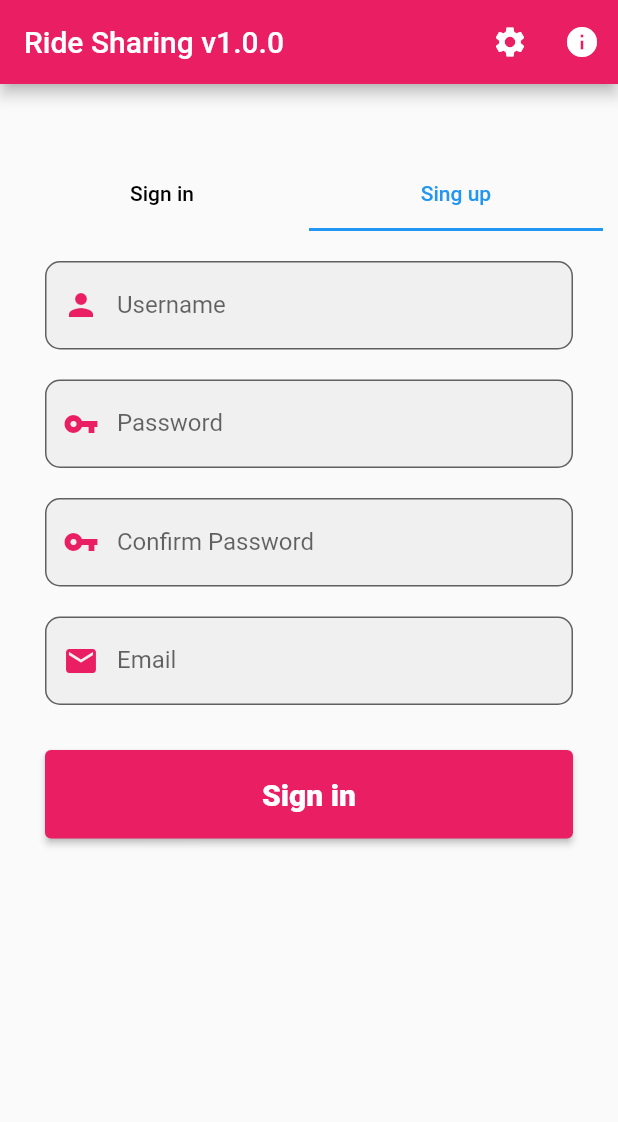
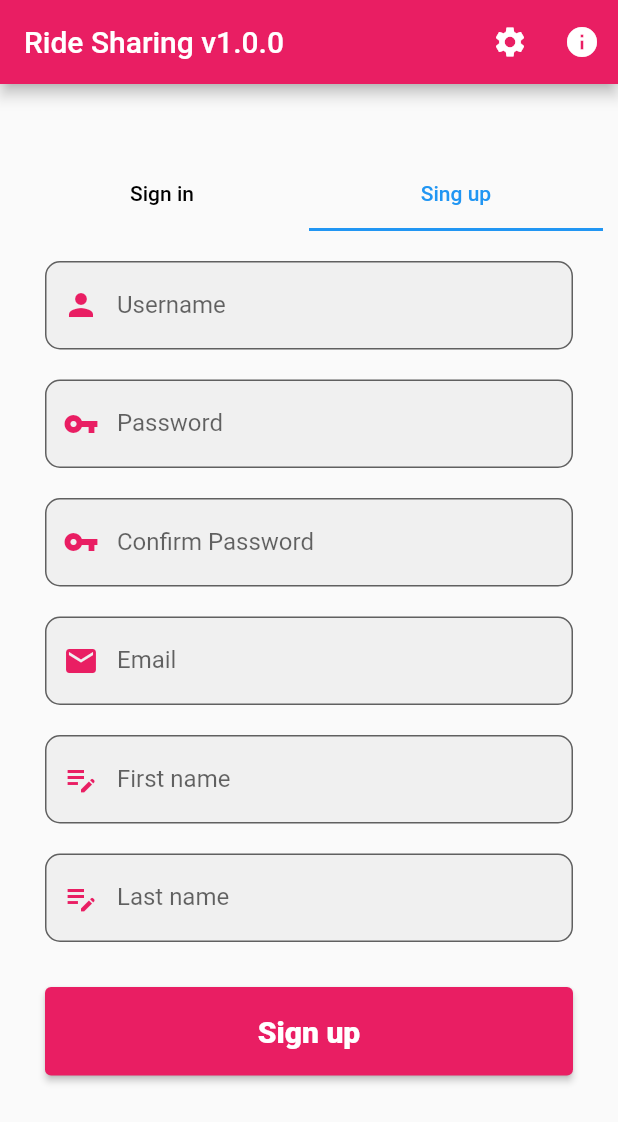
Before and after one commit to nametea001/carpool_app, a Flutter app: the screen it shows after launch, tab 2 chosen, on a phone screen of 412 x 824 dp. Shown: the top 1122 px of the screen. Run offline on Flutter 3.47's test engine with Material 2 defaults, Android fonts, the phone set to English and light mode, and no system bars; our stand-ins replace flutter_speed_dial, form_field_validator, geolocator, google_maps_flutter; missing offline and left inert: flutter_google_places, google_api_headers, google_maps_webservice, skeleton_loader; network calls fail.

Commit message:
update login

```diff
--- a/lib/screens/login.dart
+++ b/lib/screens/login.dart
@@ -16,19 +16,20 @@ class LoginScreen extends StatefulWidget {
 }
 
 class _LoginScreenState extends State<LoginScreen> {
-  final formKey = GlobalKey<FormState>();
+  final formKey1 = GlobalKey<FormState>();
+  final formKey2 = GlobalKey<FormState>();
   String ip = '';
   String username = "";
   String password = "";
   String confirmPassword = "";
   String email = "";
+  User userSignUp = User();
 
   bool _isFocusPassword = false;
   bool _isShowPassword = false;
 
   bool _isFocusConfirmPassword = false;
   bool _isShowConfirmPassword = false;
-
   bool _isSignIn = false;
 
   @override
@@ -184,13 +185,14 @@ class _LoginScreenState extends State<LoginScreen> {
                       ],
                     ),
                     Container(
-                      height: MediaQuery.of(context).size.height - 200,
+                      height: MediaQuery.of(context).size.height - 100,
                       // padding: EdgeInsets.only(top: 30),
                       child: TabBarView(children: [
                         // tab login
                         Container(
                           padding: const EdgeInsets.all(20),
                           child: Form(
+                              key: formKey1,
                               child: Column(
                                 children: [
                                   TextFormField(
@@ -202,7 +204,8 @@ class _LoginScreenState extends State<LoginScreen> {
                                         labelText: "Username",
                                         filled: true,
                                         border: OutlineInputBorder(
-                                      borderRadius: BorderRadius.circular(10.0),
+                                          borderRadius:
+                                              BorderRadius.circular(10.0),
                                           // borderSide: BorderSide.none,
                                         ),
                                         prefixIcon: const Icon(
@@ -222,7 +225,8 @@ class _LoginScreenState extends State<LoginScreen> {
                                         labelText: "Password",
                                         filled: true,
                                         border: OutlineInputBorder(
-                                      borderRadius: BorderRadius.circular(10.0),
+                                          borderRadius:
+                                              BorderRadius.circular(10.0),
                                           // borderSide: BorderSide.none,
                                         ),
                                         prefixIcon: const Icon(
@@ -233,11 +237,13 @@ class _LoginScreenState extends State<LoginScreen> {
                                   // forget pass bt
                                   Container(
                                     child: Padding(
-                                  padding:
-                                      const EdgeInsets.fromLTRB(179.7, 0, 0, 0),
+                                      padding: const EdgeInsets.fromLTRB(
+                                          179.7, 0, 0, 0),
                                       child: Column(
-                                    mainAxisAlignment: MainAxisAlignment.start,
-                                    crossAxisAlignment: CrossAxisAlignment.end,
+                                        mainAxisAlignment:
+                                            MainAxisAlignment.start,
+                                        crossAxisAlignment:
+                                            CrossAxisAlignment.end,
                                         children: [
                                           TextButton(
                                               onPressed: () {},
@@ -245,9 +251,10 @@ class _LoginScreenState extends State<LoginScreen> {
                                                 "Forget your password ?",
                                                 style: TextStyle(
                                                     color: Colors.red.shade900,
-                                                decoration:
-                                                    TextDecoration.underline,
-                                                fontStyle: FontStyle.italic),
+                                                    decoration: TextDecoration
+                                                        .underline,
+                                                    fontStyle:
+                                                        FontStyle.italic),
                                               ))
                                         ],
                                       ),
@@ -294,7 +301,8 @@ class _LoginScreenState extends State<LoginScreen> {
                                                 print("Login Fail");
                                                 await showDialog(
                                                   context: context,
-                                              builder: (BuildContext context) =>
+                                                  builder:
+                                                      (BuildContext context) =>
                                                           AlertDialog(
                                                     title: Text('Error'),
                                                     content: Text(
@@ -302,14 +310,16 @@ class _LoginScreenState extends State<LoginScreen> {
                                                     actions: [
                                                       TextButton(
                                                           child: Text('Close'),
-                                                      style:
-                                                          TextButton.styleFrom(
-                                                        primary: Colors.white,
+                                                          style: TextButton
+                                                              .styleFrom(
+                                                            primary:
+                                                                Colors.white,
                                                             backgroundColor:
                                                                 Colors.blueGrey,
                                                           ),
                                                           onPressed: () {
-                                                        Navigator.pop(context);
+                                                            Navigator.pop(
+                                                                context);
                                                           }),
                                                     ],
                                                   ),
@@ -324,7 +334,8 @@ class _LoginScreenState extends State<LoginScreen> {
                                                 style: TextStyle(
                                                     color: Colors.white,
                                                     fontSize: 20,
-                                                fontWeight: FontWeight.w800),
+                                                    fontWeight:
+                                                        FontWeight.w800),
                                               ),
                                             ),
                                           )),
@@ -336,7 +347,7 @@ class _LoginScreenState extends State<LoginScreen> {
                         Container(
                           padding: const EdgeInsets.all(20),
                           child: Form(
-                            key: formKey,
+                            key: formKey2,
                             child: Column(
                               children: [
                                 TextFormField(
@@ -346,7 +357,7 @@ class _LoginScreenState extends State<LoginScreen> {
                                   autofocus: true,
                                   validator: MultiValidator([
                                     RequiredValidator(
-                                        errorText: "Please Input Username.")
+                                        errorText: "Please Input Username")
                                   ]),
                                   decoration: InputDecoration(
                                       labelText: "Username",
@@ -430,7 +441,7 @@ class _LoginScreenState extends State<LoginScreen> {
                                     },
                                     validator: ((String? str) {
                                       if (str!.isEmpty) {
-                                        return "Please Input Password";
+                                        return "Please Input Confirm Password";
                                       }
                                       if (password != confirmPassword) {
                                         return "Password and Confirm Password is not match";
@@ -497,6 +508,56 @@ class _LoginScreenState extends State<LoginScreen> {
                                         color: Colors.pink,
                                       )),
                                 ),
+                                SizedBox(
+                                  height: 20.0,
+                                ),
+                                TextFormField(
+                                  onChanged: (value) {
+                                    username = value;
+                                  },
+                                  autofocus: true,
+                                  validator: MultiValidator([
+                                    RequiredValidator(
+                                        errorText: "Please Input First name.")
+                                  ]),
+                                  decoration: InputDecoration(
+                                      labelText: "First name",
+                                      filled: true,
+                                      border: OutlineInputBorder(
+                                        borderRadius:
+                                            BorderRadius.circular(10.0),
+                                        // borderSide: BorderSide.none,
+                                      ),
+                                      prefixIcon: const Icon(
+                                        Icons.edit_note,
+                                        color: Colors.pink,
+                                      )),
+                                ),
+                                SizedBox(
+                                  height: 20.0,
+                                ),
+                                TextFormField(
+                                  onChanged: (value) {
+                                    username = value;
+                                  },
+                                  autofocus: true,
+                                  validator: MultiValidator([
+                                    RequiredValidator(
+                                        errorText: "Please Input Last name.")
+                                  ]),
+                                  decoration: InputDecoration(
+                                      labelText: "Last name",
+                                      filled: true,
+                                      border: OutlineInputBorder(
+                                        borderRadius:
+                                            BorderRadius.circular(10.0),
+                                        // borderSide: BorderSide.none,
+                                      ),
+                                      prefixIcon: const Icon(
+                                        Icons.edit_note,
+                                        color: Colors.pink,
+                                      )),
+                                ),
                                 //  register button
                                 Container(
                                   padding: EdgeInsets.only(top: 30.0),
@@ -506,13 +567,14 @@ class _LoginScreenState extends State<LoginScreen> {
                                       backgroundColor: Colors.pink,
                                     ),
                                     onPressed: () async {
-                                      formKey.currentState!.validate();
+                                      // if (formKey2.currentState!.validate()) {}
+                                      // formKey2.currentState?.reset;
                                     },
                                     child: const Padding(
                                       padding:
                                           EdgeInsets.symmetric(vertical: 18),
                                       child: Text(
-                                        "Sign in",
+                                        "Sign up",
                                         style: TextStyle(
                                             color: Colors.white,
                                             fontSize: 20,
@@ -535,16 +597,6 @@ class _LoginScreenState extends State<LoginScreen> {
         ),
       ),
     );
-  }
-
-  dynamic matchPassword(String str) {
-    if (str.isEmpty) {
-      return "Please Input Password";
-    }
-    if (password != confirmPassword) {
-      return "Password and Confirm Password is Incorrect";
-    }
-    return null;
   }
 
   Widget visibility(bool check) {
```
Lines whose indentation alone changed are shown as unchanged.
